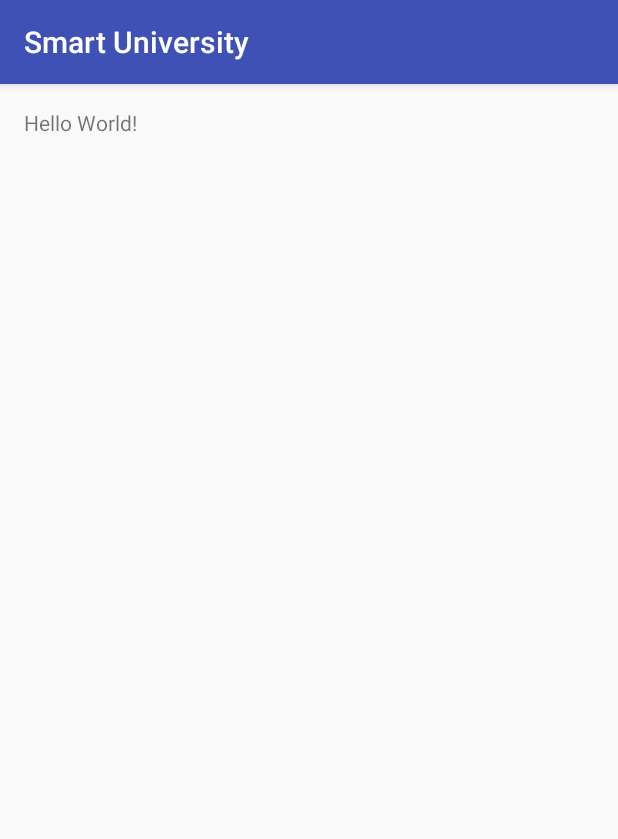
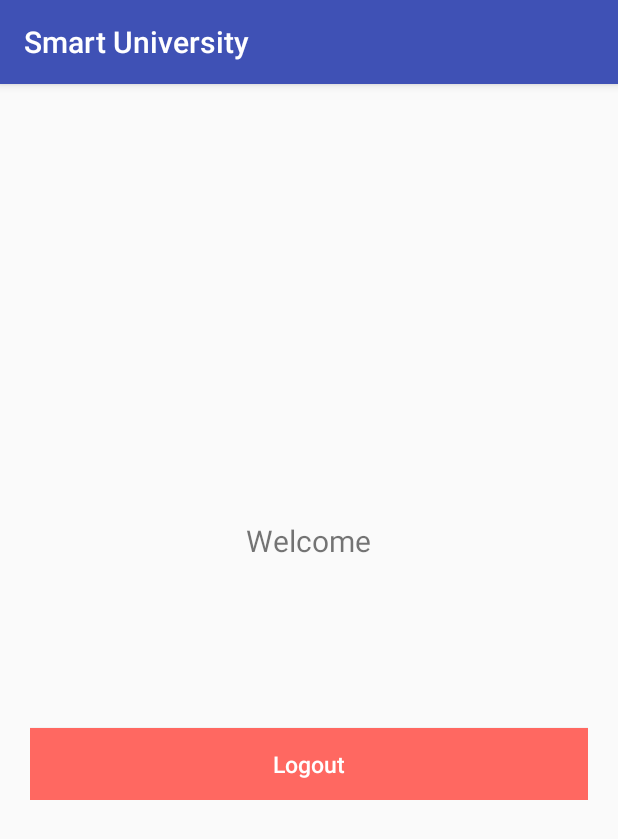
Before and after one commit to hossamk/SmartUniversity, an Android app: the MainActivity screen opened directly, with no data from a screen before it, on a phone screen of 412 x 824 dp. Shown: the top 839 px of the screen. Run offline under Robolectric (Android 15) with nearby library versions, the phone set to English and light mode, and no system bars.

Commit message:
changed MainActivity layout to display user data

```diff
--- a/app/src/main/res/layout/activity_main.xml
+++ b/app/src/main/res/layout/activity_main.xml
@@ -1,16 +1,48 @@
-<?xml version="1.0" encoding="utf-8"?>
 <RelativeLayout xmlns:android="http://schemas.android.com/apk/res/android"
     xmlns:tools="http://schemas.android.com/tools"
     android:layout_width="match_parent"
     android:layout_height="match_parent"
-    android:paddingBottom="@dimen/activity_vertical_margin"
-    android:paddingLeft="@dimen/activity_horizontal_margin"
-    android:paddingRight="@dimen/activity_horizontal_margin"
-    android:paddingTop="@dimen/activity_vertical_margin"
-    tools:context="com.smartuniversitygp.smartuniversity.MainActivity">
+   >
 
-    <TextView
-        android:layout_width="wrap_content"
+    <LinearLayout
+        android:layout_width="fill_parent"
         android:layout_height="wrap_content"
-        android:text="Hello World!" />
+        android:layout_centerInParent="true"
+        android:layout_marginLeft="20dp"
+        android:layout_marginRight="20dp"
+        android:gravity="center"
+        android:orientation="vertical" >
+
+        <TextView
+            android:layout_width="wrap_content"
+            android:layout_height="wrap_content"
+            android:text="Welcome"
+            android:textSize="20dp" />
+
+        <TextView
+            android:id="@+id/tv_name"
+            android:layout_width="wrap_content"
+            android:layout_height="wrap_content"
+            android:padding="10dp"
+            android:textColor="@color/lbl_name"
+            android:textSize="24dp" />
+
+        <TextView
+            android:id="@+id/tv_email"
+            android:layout_width="wrap_content"
+            android:layout_height="wrap_content"
+            android:textSize="13dp" />
+
+        <Button
+            android:id="@+id/btn_logout"
+            android:layout_width="fill_parent"
+            android:layout_height="wrap_content"
+            android:layout_marginTop="40dip"
+            android:background="@color/btn_logut_bg"
+            android:text="Logout"
+            android:textAllCaps="false"
+            android:textColor="@color/white"
+            android:textSize="15dp" />
+    </LinearLayout>
+
 </RelativeLayout>
```
